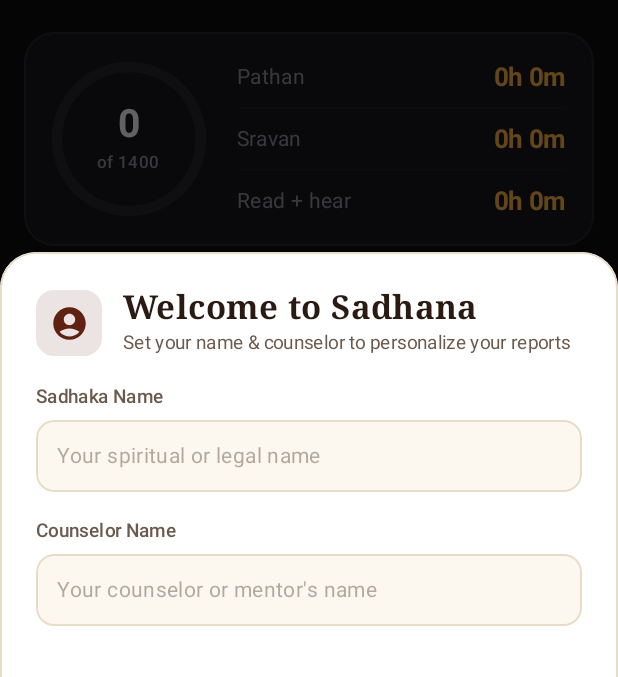
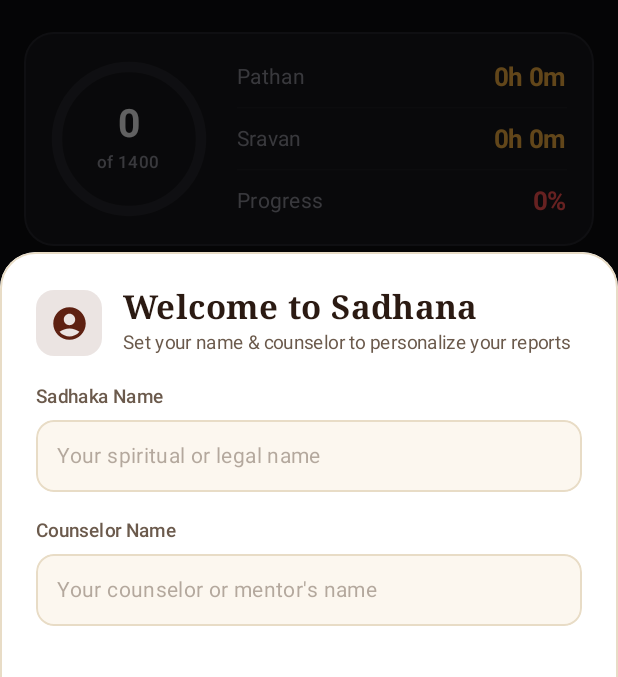
Before and after one commit to Greed6996/Sadhana_app, an Android app built with Jetpack Compose: the WeeklyMatrixScreen screen opened through its navigation route, on a phone screen of 412 x 824 dp, the part 98-775 px from its top. Run offline under Robolectric (Android 15) with nearby library versions, the light colour scheme and no system bars; our stand-ins replace Dagger/Hilt's generated code, Firebase (no records; nobody signed in at launch, a user with empty details on screens opened directly), Room's generated code.

Commit message:
feat(weekly): replace read+hear row with dynamic weekly target progress

```diff
--- a/app/src/main/java/com/sadhana/card/ui/weekly/WeeklyMatrixScreen.kt
+++ b/app/src/main/java/com/sadhana/card/ui/weekly/WeeklyMatrixScreen.kt
@@ -301,25 +301,36 @@ fun WeeklyMatrixContent(
     }
 }
 
+internal fun getWeeklyProgressColor(percentage: Int): Color = when {
+    percentage < 75 -> Color(0xFFFF5252)
+    percentage in 75..99 -> Color(0xFFFFD54F)
+    else -> Color(0xFF4CAF50)
+}
+
 /**
  * V5 Weekly Summary Hero Card:
- * Left side: Large circular ring showing total score e.g. "103 / of 140"
- * Right side: Study breakdown rows (Pathan, Sravan, Read + hear) with bold gold numbers
+ * Left side: Large circular ring showing total score e.g. "103 / of 1400"
+ * Right side: Study breakdown rows (Pathan, Sravan, Progress) with bold numbers
  */
 @Composable
 fun WeeklySummaryHeroCard(
     uiState: WeeklyMatrixUiState,
     modifier: Modifier = Modifier
 ) {
-    val maxScore = uiState.maxWeeklyScore.toFloat()
-    val progress = (uiState.weekTotalScore.toFloat() / maxScore).coerceIn(0f, 1f)
+    val currentScore = uiState.weekTotalScore
+    val targetScore = uiState.maxWeeklyScore
+    val percentage = if (targetScore > 0) ((currentScore.toFloat() / targetScore) * 100).toInt() else 0
+    val progressColor = getWeeklyProgressColor(percentage)
+
+    val maxScore = targetScore.toFloat()
+    val progress = if (maxScore > 0f) (currentScore.toFloat() / maxScore).coerceIn(0f, 1f) else 0f
     val animatedSweep by animateFloatAsState(
         targetValue = progress * 360f,
         animationSpec = tween(durationMillis = 900, easing = FastOutSlowInEasing),
         label = "WeeklyRingSweep"
     )
     val animatedScore by animateIntAsState(
-        targetValue = uiState.weekTotalScore,
+        targetValue = currentScore,
         animationSpec = tween(durationMillis = 900, easing = FastOutSlowInEasing),
         label = "WeeklyScoreCounter"
     )
@@ -357,10 +368,10 @@ fun WeeklySummaryHeroCard(
                         style = Stroke(width = strokeWidthPx, cap = StrokeCap.Round)
                     )
 
-                    // Gold Progress Arc
+                    // Progress Arc (linked to dynamic status color)
                     if (animatedSweep > 0f) {
                         drawArc(
-                            color = DarkPrimary,
+                            color = progressColor,
                             startAngle = -90f,
                             sweepAngle = animatedSweep,
                             useCenter = false,
@@ -394,7 +405,7 @@ fun WeeklySummaryHeroCard(
 
             Spacer(modifier = Modifier.width(20.dp))
 
-            // Right Side: Study Breakdown (3 rows with subtle dividers)
+            // Right Side: Study & Progress Breakdown (3 rows with subtle dividers)
             Column(
                 modifier = Modifier.weight(1f),
                 verticalArrangement = Arrangement.spacedBy(8.dp)
@@ -403,7 +414,11 @@ fun WeeklySummaryHeroCard(
                 HorizontalDivider(color = DarkBorder.copy(alpha = 0.5f), thickness = 1.dp)
                 WeeklyStudyRow(label = "Sravan", value = uiState.sravanHoursMinutes)
                 HorizontalDivider(color = DarkBorder.copy(alpha = 0.5f), thickness = 1.dp)
-                WeeklyStudyRow(label = "Read + hear", value = uiState.bothHoursMinutes)
+                WeeklyStudyRow(
+                    label = "Progress",
+                    value = "${percentage}%",
+                    valueColor = progressColor
+                )
             }
         }
     }
@@ -412,7 +427,8 @@ fun WeeklySummaryHeroCard(
 @Composable
 private fun WeeklyStudyRow(
     label: String,
-    value: String
+    value: String,
+    valueColor: Color = DarkPrimary
 ) {
     Row(
         modifier = Modifier
@@ -433,7 +449,7 @@ private fun WeeklyStudyRow(
             fontFamily = DmSansFontFamily,
             fontWeight = FontWeight.Bold,
             fontSize = 17.sp,
-            color = DarkPrimary
+            color = valueColor
         )
     }
 }
```
Also changed, not shown: app/src/main/java/com/sadhana/card/ui/counselor/CounselorDashboardViewModel.kt (+14 -0 lines), app/src/main/java/com/sadhana/card/ui/counselor/CounselorDirectoryScreen.kt (+3 -44 lines), 2 other files.
